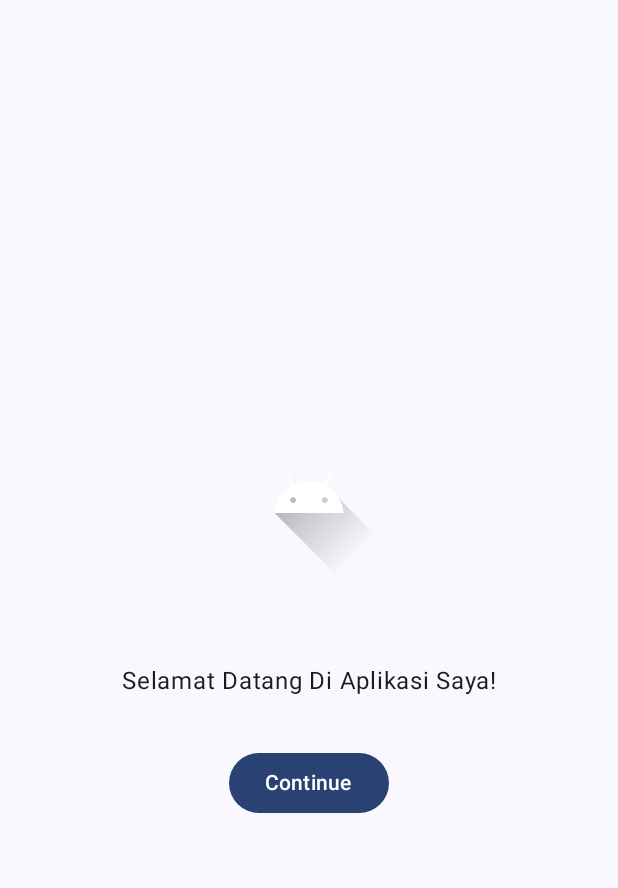
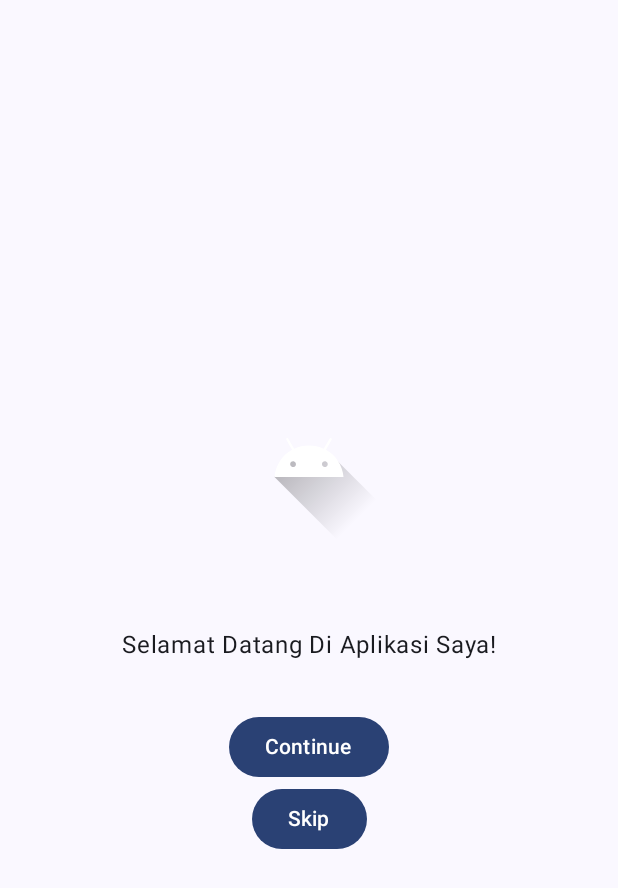
Before and after one commit to ujangaripin24/KotlinAndroidApp1, an Android app built with Jetpack Compose: the OnboardingScreen screen opened through its navigation route, on a phone screen of 412 x 824 dp. Shown: the top 888 px of the screen. Run offline under Robolectric (Android 15) with nearby library versions, the light colour scheme and no system bars.

Commit message:
[routes] belajar membuat routes sederhana

```diff
--- a/app/src/main/java/com/example/kotlinandroidapp1/navigation/AppNavHost.kt
+++ b/app/src/main/java/com/example/kotlinandroidapp1/navigation/AppNavHost.kt
@@ -5,6 +5,7 @@ import androidx.navigation.NavHostController
 import androidx.navigation.compose.NavHost
 import androidx.navigation.compose.composable
 import com.example.kotlinandroidapp1.ui.home.HomeScreen
+import com.example.kotlinandroidapp1.ui.login.LoginScreen
 import com.example.kotlinandroidapp1.ui.onboarding.OnboardingScreen
 
 @Composable
@@ -14,12 +15,16 @@ fun AppNavHost(navController: NavHostController) {
         startDestination = "onboarding"
     ) {
         composable("onboarding") {
-            OnboardingScreen (
-                onContinue = {navController.navigate("home")}
+            OnboardingScreen(
+                onLoginClick = { navController.navigate("login_screen") },
+                onHomeClick = { navController.navigate("home_screen") }
             )
         }
-        composable("home") {
+        composable("home_screen") {
             HomeScreen()
+        }
+        composable("login_screen") {
+            LoginScreen()
         }
     }
 }
--- a/app/src/main/java/com/example/kotlinandroidapp1/ui/onboarding/OnBoardingScreen.kt
+++ b/app/src/main/java/com/example/kotlinandroidapp1/ui/onboarding/OnBoardingScreen.kt
@@ -18,7 +18,10 @@ import androidx.compose.ui.unit.dp
 import com.example.kotlinandroidapp1.R
 
 @Composable
-fun OnboardingScreen(onContinue: () -> Unit) {
+fun OnboardingScreen(
+    onLoginClick: () -> Unit,
+    onHomeClick: () -> Unit
+) {
     Column (
         modifier = Modifier
             .fillMaxSize()
@@ -34,8 +37,11 @@ fun OnboardingScreen(onContinue: () -> Unit) {
         Spacer(modifier = Modifier.height(32.dp))
         Text(text = "Selamat Datang Di Aplikasi Saya!")
         Spacer(modifier = Modifier.height(32.dp))
-        Button (onClick = onContinue) {
+        Button (onClick = onLoginClick) {
             Text(text = "Continue")
+        }
+        Button (onClick = onHomeClick) {
+            Text(text = "Skip")
         }
     }
 }
```
Also changed, not shown: app/src/main/java/com/example/kotlinandroidapp1/ui/login/LoginScreen.kt (added, +18 -0 lines).
